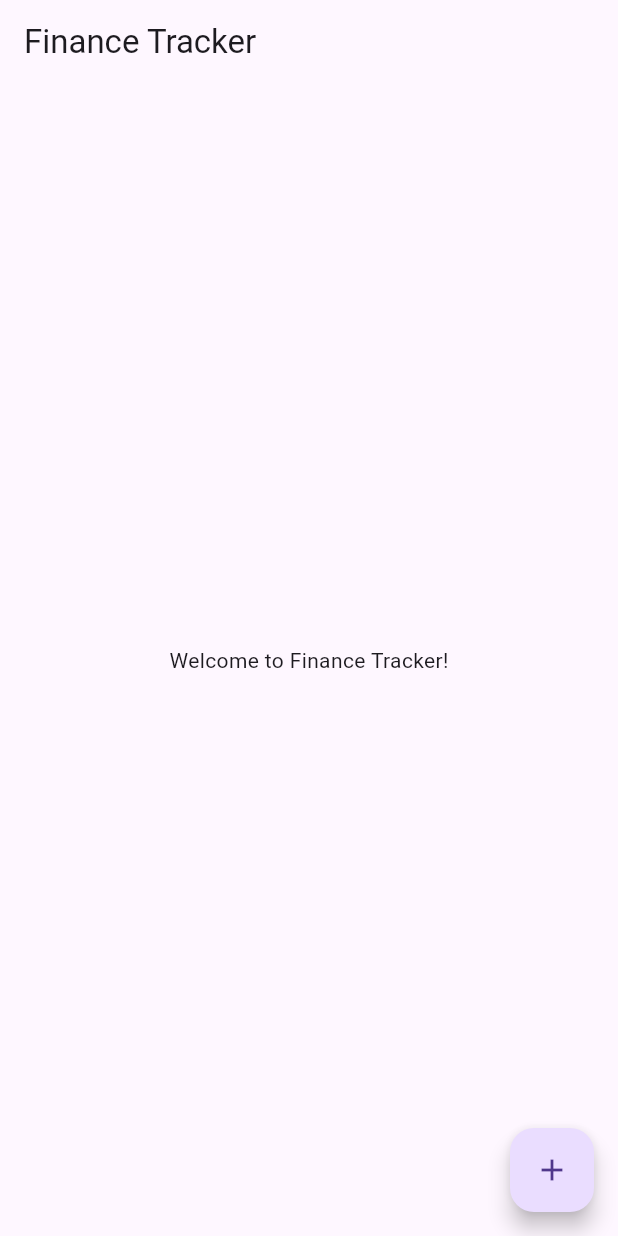
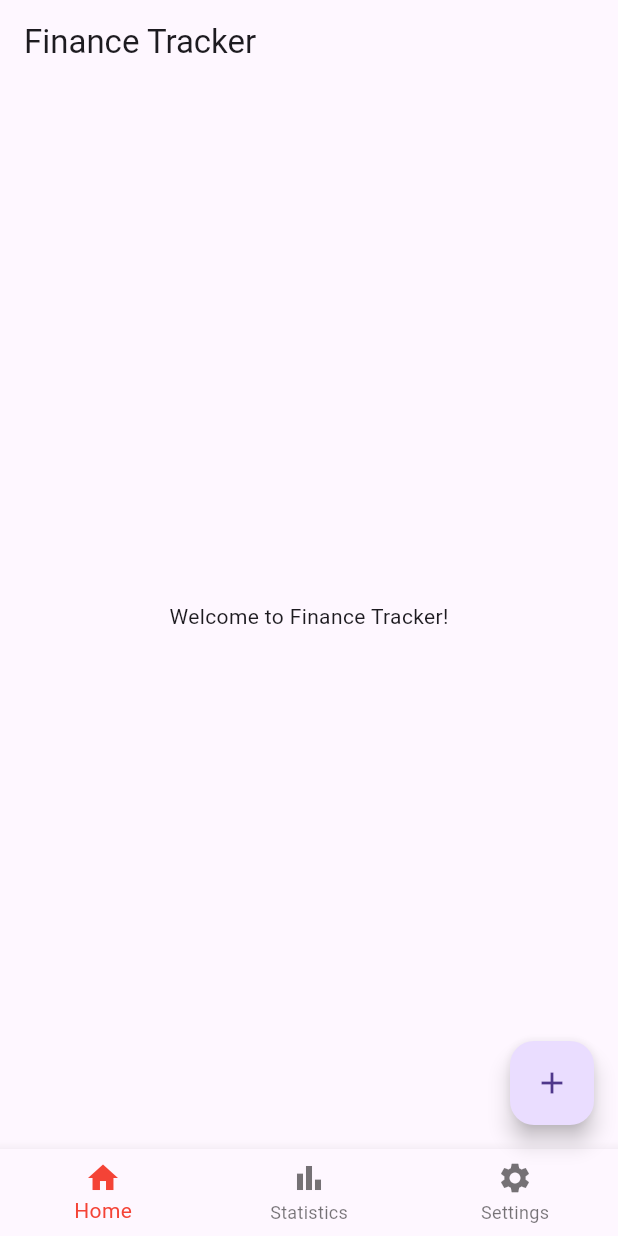
Before and after one commit to Susadi11/Flutter-Expense-Tracker, a Flutter app: the screen it shows after launch, on a phone screen of 412 x 824 dp. Run offline on Flutter 3.47's test engine with Material 3 defaults, Android fonts, the phone set to English and light mode, and no system bars.

Commit message:
added navigation bar and main page structure

```diff
--- /dev/null
+++ b/expense_tracker/lib/home_screen.dart
@@ -0,0 +1,11 @@
+// lib/home_screen.dart
+import 'package:flutter/material.dart';
+
+class HomeScreen extends StatelessWidget {
+  @override
+  Widget build(BuildContext context) {
+    return Center(
+      child: Text('Welcome to Finance Tracker!'),
+    );
+  }
+}
--- a/expense_tracker/lib/main.dart
+++ b/expense_tracker/lib/main.dart
@@ -1,6 +1,9 @@
 // lib/main.dart
 import 'package:flutter/material.dart';
 import 'add_transaction.dart'; // Import the new page
+import 'home_screen.dart'; // Import home screen
+import 'statistics_screen.dart'; // Import statistics screen
+import 'settings_screen.dart'; // Import settings screen
 
 void main() {
   runApp(FinanceTrackerApp());
@@ -19,15 +22,51 @@ class FinanceTrackerApp extends StatelessWidget {
   }
 }
 
-class HomePage extends StatelessWidget {
+class HomePage extends StatefulWidget {
+  @override
+  _HomePageState createState() => _HomePageState();
+}
+
+class _HomePageState extends State<HomePage> {
+  int _selectedIndex = 0;
+
+  static List<Widget> _widgetOptions = <Widget>[
+    HomeScreen(),
+    StatisticsScreen(),
+    SettingsScreen(),
+  ];
+
+  void _onItemTapped(int index) {
+    setState(() {
+      _selectedIndex = index;
+    });
+  }
+
   @override
   Widget build(BuildContext context) {
     return Scaffold(
       appBar: AppBar(
         title: Text('Finance Tracker'),
       ),
-      body: Center(
-        child: Text('Welcome to Finance Tracker!'),
+      body: _widgetOptions.elementAt(_selectedIndex),
+      bottomNavigationBar: BottomNavigationBar(
+        items: const <BottomNavigationBarItem>[
+          BottomNavigationBarItem(
+            icon: Icon(Icons.home),
+            label: 'Home',
+          ),
+          BottomNavigationBarItem(
+            icon: Icon(Icons.bar_chart),
+            label: 'Statistics',
+          ),
+          BottomNavigationBarItem(
+            icon: Icon(Icons.settings),
+            label: 'Settings',
+          ),
+        ],
+        currentIndex: _selectedIndex,
+        selectedItemColor: Colors.red,
+        onTap: _onItemTapped,
       ),
       floatingActionButton: FloatingActionButton(
         onPressed: () {
@@ -39,6 +78,7 @@ class HomePage extends StatelessWidget {
         },
         child: Icon(Icons.add),
       ),
+      floatingActionButtonLocation: FloatingActionButtonLocation.endFloat,
     );
   }
 }
```
Also changed, not shown: expense_tracker/lib/settings_screen.dart (added, +11 -0 lines), expense_tracker/lib/statistics_screen.dart (added, +11 -0 lines).
